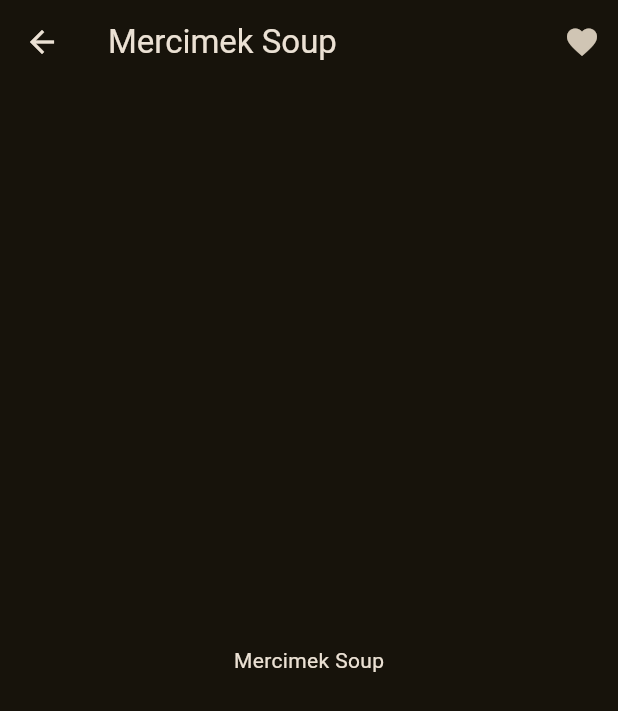
After one commit to mustafatmaca/tobeto-mealsapp, a Flutter app: the MealsDetails screen opened directly with sample values from the repository, after a tap on the "favorite outline" icon, on a phone screen of 412 x 824 dp. The commit adds this screen. Shown: the top 711 px of the screen. Run offline on Flutter 3.47's test engine with Material 3 defaults, Android fonts, the phone set to English and light mode, and no system bars; our stand-ins replace flutter_riverpod.

Commit message:
lesson content

```diff
--- /dev/null
+++ b/lib/providers/favorites_provider.dart
@@ -0,0 +1,21 @@
+import 'package:flutter_riverpod/flutter_riverpod.dart';
+import 'package:meals_app/models/meal.dart';
+
+class FavoriteMealsNotifier extends StateNotifier<List<Meal>> {
+  FavoriteMealsNotifier() : super([]);
+
+  void toggleMealFavorite(Meal meal) {
+    if (state.contains(meal)) {
+      final newState = state.where((element) => element.id != meal.id).toList();
+      state = newState;
+    } else {
+      final newState = [...state, meal];
+      state = newState;
+    }
+  }
+}
+
+final favoriteMealsProvider =
+    StateNotifierProvider<FavoriteMealsNotifier, List<Meal>>((ref) {
+  return FavoriteMealsNotifier();
+});
--- /dev/null
+++ b/lib/screens/meals_details.dart
@@ -0,0 +1,40 @@
+import 'package:flutter/material.dart';
+import 'package:flutter_riverpod/flutter_riverpod.dart';
+import 'package:meals_app/models/meal.dart';
+import 'package:meals_app/providers/favorites_provider.dart';
+
+class MealsDetails extends ConsumerStatefulWidget {
+  final Meal meal;
+  const MealsDetails({required this.meal, Key? key}) : super(key: key);
+
+  @override
+  _MealsDetailsState createState() => _MealsDetailsState();
+}
+
+class _MealsDetailsState extends ConsumerState<MealsDetails> {
+  @override
+  Widget build(BuildContext context) {
+    final favoriteMeals = ref.watch(favoriteMealsProvider);
+
+    return Scaffold(
+      appBar: AppBar(
+        title: Text(widget.meal.name),
+        actions: [
+          IconButton(
+            onPressed: () {
+              ref
+                  .read(favoriteMealsProvider.notifier)
+                  .toggleMealFavorite(widget.meal);
+            },
+            icon: Icon(favoriteMeals.contains(widget.meal)
+                ? Icons.favorite
+                : Icons.favorite_border),
+          ),
+        ],
+      ),
+      body: Center(
+        child: Text(widget.meal.name),
+      ),
+    );
+  }
+}
--- a/pubspec.yaml
+++ b/pubspec.yaml
@@ -35,6 +35,7 @@ dependencies:
   # The following adds the Cupertino Icons font to your application.
   # Use with the CupertinoIcons class for iOS style icons.
   cupertino_icons: ^1.0.2
+  flutter_riverpod: ^2.4.9
 
 dev_dependencies:
   flutter_test:
```
Also changed, not shown: lib/main.dart (+6 -3 lines), lib/providers/meals_provider.dart (added, +13 -0 lines), lib/screens/categories.dart (+12 -0 lines), lib/screens/favorites.dart (added, +27 -0 lines), lib/screens/meal_list.dart (+9 -4 lines), lib/widgets/meal_card.dart (added, +29 -0 lines), pubspec.lock.
